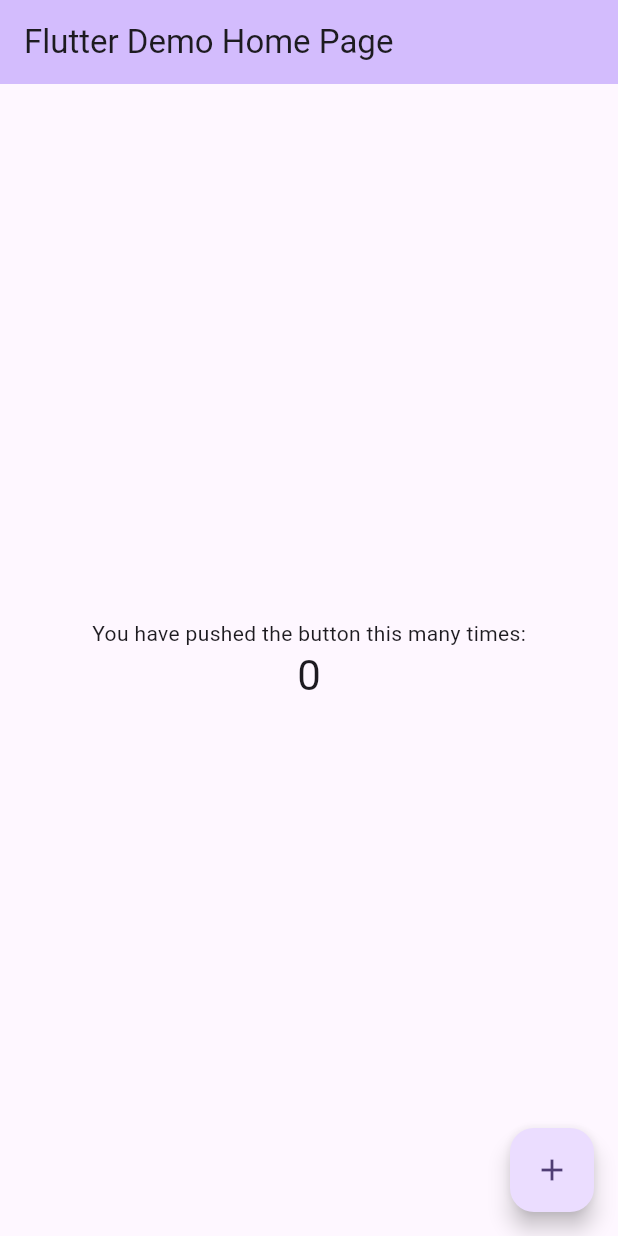
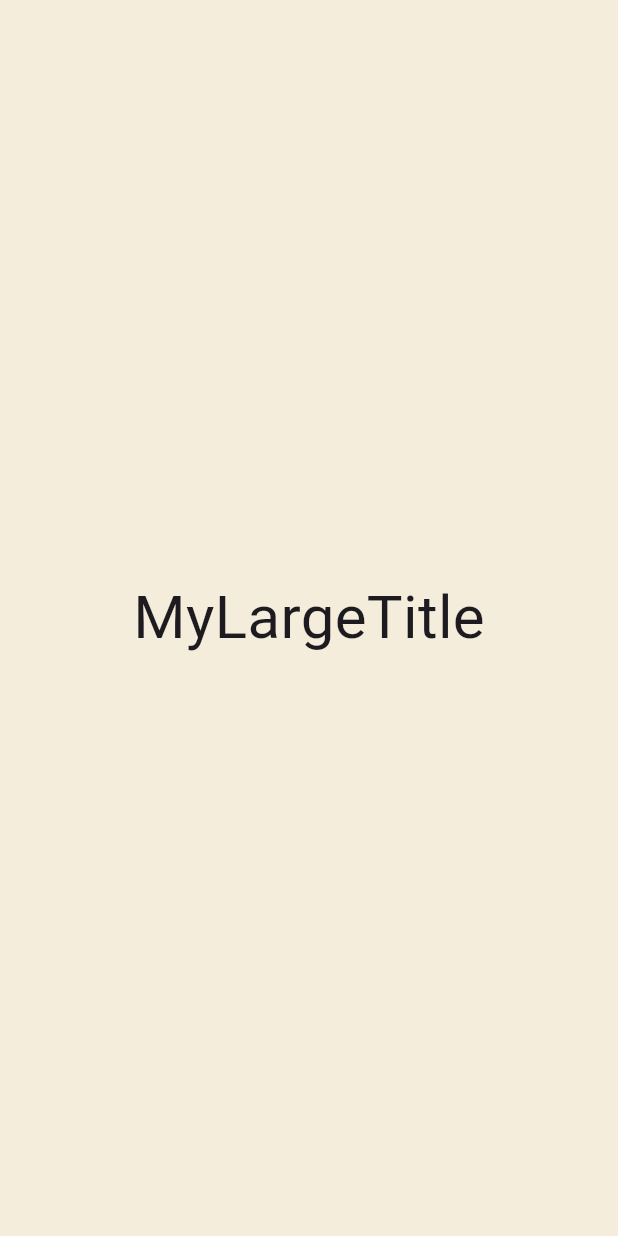
Before and after one commit to gggabikr/firstStatefulWidgetWithFlutter, a Flutter app: the screen it shows after launch, on a phone screen of 412 x 824 dp. Run offline on Flutter 3.47's test engine with Material 3 defaults, Android fonts, the phone set to English and light mode, and no system bars.

Commit message:
Update main.dart

```diff
--- a/lib/main.dart
+++ b/lib/main.dart
@@ -1,125 +1,74 @@
 import 'package:flutter/material.dart';
 
 void main() {
-  runApp(const MyApp());
+  runApp(const App());
 }
 
-class MyApp extends StatelessWidget {
-  const MyApp({super.key});
+class App extends StatefulWidget {
+  const App({super.key});
 
-  // This widget is the root of your application.
   @override
-  Widget build(BuildContext context) {
-    return MaterialApp(
-      title: 'Flutter Demo',
-      theme: ThemeData(
-        // This is the theme of your application.
-        //
-        // TRY THIS: Try running your application with "flutter run". You'll see
-        // the application has a purple toolbar. Then, without quitting the app,
-        // try changing the seedColor in the colorScheme below to Colors.green
-        // and then invoke "hot reload" (save your changes or press the "hot
-        // reload" button in a Flutter-supported IDE, or press "r" if you used
-        // the command line to start the app).
-        //
-        // Notice that the counter didn't reset back to zero; the application
-        // state is not lost during the reload. To reset the state, use hot
-        // restart instead.
-        //
-        // This works for code too, not just values: Most code changes can be
-        // tested with just a hot reload.
-        colorScheme: ColorScheme.fromSeed(seedColor: Colors.deepPurple),
-        useMaterial3: true,
-      ),
-      home: const MyHomePage(title: 'Flutter Demo Home Page'),
-    );
-  }
+  State<App> createState() => _AppState();
 }
 
-class MyHomePage extends StatefulWidget {
-  const MyHomePage({super.key, required this.title});
+class _AppState extends State<App> {
+  int counter = 0;
+  List<int> numbers = [];
 
-  // This widget is the home page of your application. It is stateful, meaning
-  // that it has a State object (defined below) that contains fields that affect
-  // how it looks.
-
-  // This class is the configuration for the state. It holds the values (in this
-  // case the title) provided by the parent (in this case the App widget) and
-  // used by the build method of the State. Fields in a Widget subclass are
-  // always marked "final".
-
-  final String title;
-
-  @override
-  State<MyHomePage> createState() => _MyHomePageState();
-}
-
-class _MyHomePageState extends State<MyHomePage> {
-  int _counter = 0;
-
-  void _incrementCounter() {
+  void onClicked() {
     setState(() {
-      // This call to setState tells the Flutter framework that something has
-      // changed in this State, which causes it to rerun the build method below
-      // so that the display can reflect the updated values. If we changed
-      // _counter without calling setState(), then the build method would not be
-      // called again, and so nothing would appear to happen.
-      _counter++;
+      numbers.add(numbers.length + 1);
+      counter += 1;
     });
   }
 
   @override
   Widget build(BuildContext context) {
-    // This method is rerun every time setState is called, for instance as done
-    // by the _incrementCounter method above.
-    //
-    // The Flutter framework has been optimized to make rerunning build methods
-    // fast, so that you can just rebuild anything that needs updating rather
-    // than having to individually change instances of widgets.
-    return Scaffold(
-      appBar: AppBar(
-        // TRY THIS: Try changing the color here to a specific color (to
-        // Colors.amber, perhaps?) and trigger a hot reload to see the AppBar
-        // change color while the other colors stay the same.
-        backgroundColor: Theme.of(context).colorScheme.inversePrimary,
-        // Here we take the value from the MyHomePage object that was created by
-        // the App.build method, and use it to set our appbar title.
-        title: Text(widget.title),
-      ),
-      body: Center(
-        // Center is a layout widget. It takes a single child and positions it
-        // in the middle of the parent.
-        child: Column(
-          // Column is also a layout widget. It takes a list of children and
-          // arranges them vertically. By default, it sizes itself to fit its
-          // children horizontally, and tries to be as tall as its parent.
-          //
-          // Column has various properties to control how it sizes itself and
-          // how it positions its children. Here we use mainAxisAlignment to
-          // center the children vertically; the main axis here is the vertical
-          // axis because Columns are vertical (the cross axis would be
-          // horizontal).
-          //
-          // TRY THIS: Invoke "debug painting" (choose the "Toggle Debug Paint"
-          // action in the IDE, or press "p" in the console), to see the
-          // wireframe for each widget.
-          mainAxisAlignment: MainAxisAlignment.center,
-          children: <Widget>[
-            const Text(
-              'You have pushed the button this many times:',
-            ),
-            Text(
-              '$_counter',
-              style: Theme.of(context).textTheme.headlineMedium,
-            ),
-          ],
+    return MaterialApp(
+      theme: ThemeData(
+        textTheme: const TextTheme(
+          titleLarge: TextStyle(
+            color: Colors.red,
+            fontSize: 50,
+          ),
         ),
       ),
-      floatingActionButton: FloatingActionButton(
-        onPressed: _incrementCounter,
-        tooltip: 'Increment',
-        child: const Icon(Icons.add),
-      ), // This trailing comma makes auto-formatting nicer for build methods.
+      home: const Scaffold(
+        backgroundColor: Color(0xFFF4EDDB),
+        body: Center(
+          child: Column(
+            mainAxisAlignment: MainAxisAlignment.center,
+            children: [
+              MylargeTitle(),
+            ],
+          ),
+        ),
+      ),
     );
   }
 }
+
+class MylargeTitle extends StatefulWidget {
+  const MylargeTitle({
+    super.key,
+  });
+
+  @override
+  State<MylargeTitle> createState() => _MylargeTitleState();
+}
+
+class _MylargeTitleState extends State<MylargeTitle> {
+  @override
+  void initState() {
+    // TODO: implement initState
+    super.initState();
+  }
+
+  @override
+  Widget build(BuildContext context) {
+    return const Text(
+      'MyLargeTitle',
+      style: TextStyle(fontSize: 40),
+    );
+  }
+}
```
